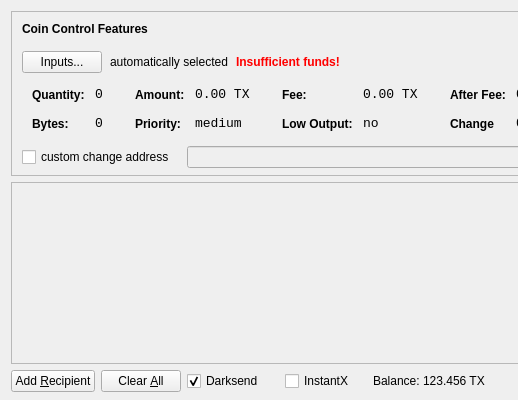
The window that src/qt/forms/sendcoinsdialog.ui (martexcoin/martexcoin_4x) describes before a commit, drawn with Qt 5; both pictures show x 0 to 518 and y 0 to 400 of the 850 by 400 pixel window.
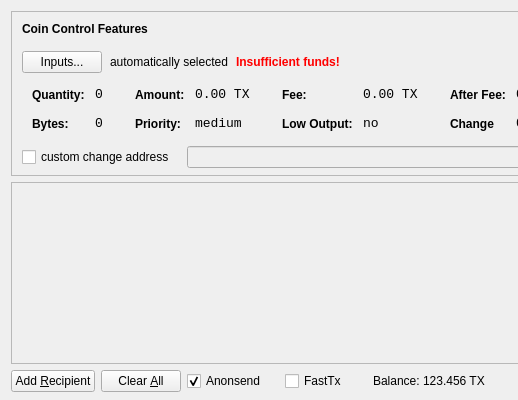
The same window after the commit. Icons and pictures are not drawn.

Commit message: Rebranding: Darksend/InstantX changed to AnonSend/FastTx

Diff of the .ui file:
```diff
--- a/src/qt/forms/sendcoinsdialog.ui
+++ b/src/qt/forms/sendcoinsdialog.ui
@@ -708,7 +708,7 @@
           </size>
          </property>
          <property name="text">
-          <string>Darksend</string>
+          <string>Anonsend</string>
          </property>
          <property name="checked">
           <bool>true</bool>
@@ -727,7 +727,7 @@
           </size>
          </property>
          <property name="text">
-          <string>InstantX</string>
+          <string>FastTx</string>
          </property>
         </widget>
        </item>
```
Left out of the diff: 4 changed lines with no effect on the pictures. The commit also changes 63 other files.
